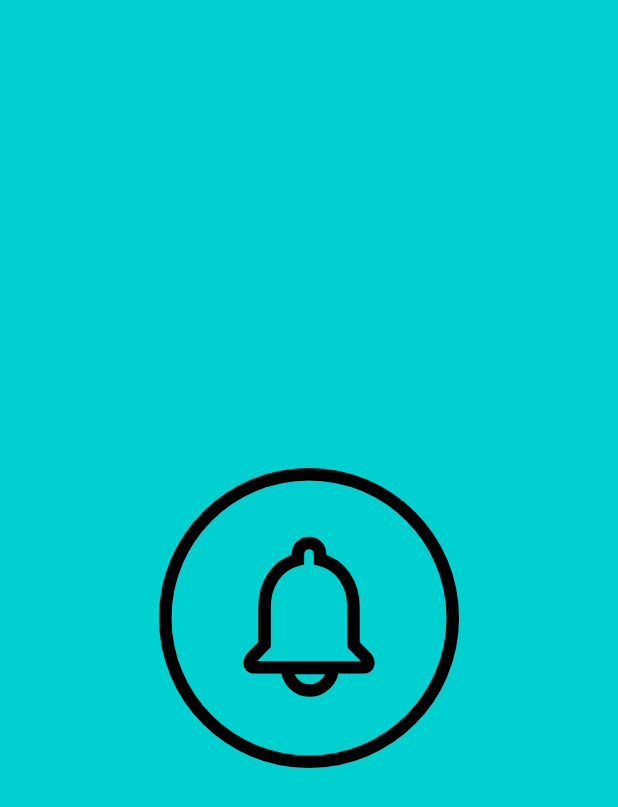
After one commit to Hopanman/OrderMate, an Android app: the LauncherActivity screen opened directly, with no data from a screen before it, on a phone screen of 412 x 824 dp. The commit adds this screen. Shown: the top 807 px of the screen. Run offline under Robolectric (Android 15) with nearby library versions, the light colour scheme and no system bars; 1 statement that could not run was skipped.

Commit message:
create splash

```diff
--- a/app/build.gradle
+++ b/app/build.gradle
@@ -33,6 +33,10 @@ dependencies {
     implementation 'androidx.appcompat:appcompat:1.2.0'
     implementation 'com.google.android.material:material:1.2.1'
     implementation 'androidx.constraintlayout:constraintlayout:2.0.2'
+    implementation 'com.airbnb.android:lottie:3.4.4'
+    implementation 'androidx.annotation:annotation:1.1.0'
+    implementation 'androidx.lifecycle:lifecycle-livedata-ktx:2.2.0'
+    implementation 'androidx.lifecycle:lifecycle-viewmodel-ktx:2.2.0'
     testImplementation 'junit:junit:4.+'
     androidTestImplementation 'androidx.test.ext:junit:1.1.2'
     androidTestImplementation 'androidx.test.espresso:espresso-core:3.3.0'
--- /dev/null
+++ b/app/src/main/java/hopanman/android/ordermate/LauncherActivity.java
@@ -0,0 +1,28 @@
+package hopanman.android.ordermate;
+
+import androidx.appcompat.app.AppCompatActivity;
+
+import android.content.Intent;
+import android.os.Bundle;
+import android.os.Handler;
+import android.os.Looper;
+
+public class LauncherActivity extends AppCompatActivity {
+
+    private Handler handler = new Handler(Looper.myLooper());
+
+    @Override
+    protected void onCreate(Bundle savedInstanceState) {
+        super.onCreate(savedInstanceState);
+        setContentView(R.layout.activity_splash);
+
+        handler.postDelayed(new Runnable() {
+            @Override
+            public void run() {
+                startActivity(new Intent(getApplicationContext(), LoginActivity.class));
+                overridePendingTransition(android.R.anim.fade_in, android.R.anim.fade_out);
+                finish();
+            }
+        }, 1500);
+    }
+}
--- /dev/null
+++ b/app/src/main/res/layout/activity_splash.xml
@@ -0,0 +1,20 @@
+<?xml version="1.0" encoding="utf-8"?>
+<LinearLayout xmlns:android="http://schemas.android.com/apk/res/android"
+    xmlns:app="http://schemas.android.com/apk/res-auto"
+    xmlns:tools="http://schemas.android.com/tools"
+    android:layout_width="match_parent"
+    android:layout_height="match_parent"
+    android:background="#00d0d0"
+    android:orientation="vertical"
+    tools:context=".LauncherActivity">
+
+    <com.airbnb.lottie.LottieAnimationView
+        android:id="@+id/splash_icon"
+        android:layout_width="200dp"
+        android:layout_height="match_parent"
+        android:layout_gravity="center_horizontal|center_vertical"
+        app:lottie_autoPlay="true"
+        app:lottie_rawRes="@raw/ic_bell_animated"
+        app:lottie_speed="2" />
+
+</LinearLayout>
--- a/app/src/main/res/values/themes.xml
+++ b/app/src/main/res/values/themes.xml
@@ -13,4 +13,10 @@
         <item name="android:statusBarColor" tools:targetApi="l">?attr/colorPrimaryVariant</item>
         <!-- Customize your theme here. -->
     </style>
+
+    <style name="Theme.OrderMate.NoActionBar">
+        <item name="windowActionBar">false</item>
+        <item name="windowNoTitle">true</item>
+    </style>
+
 </resources>
```
Also changed, not shown: app/src/main/AndroidManifest.xml (+11 -2 lines), app/src/main/java/hopanman/android/ordermate/LoginActivity.java (added, +14 -0 lines), app/src/main/res/layout/activity_login.xml (added, +9 -0 lines), app/src/main/res/raw/ic_bell_animated.json (added, +1 -0 lines).
